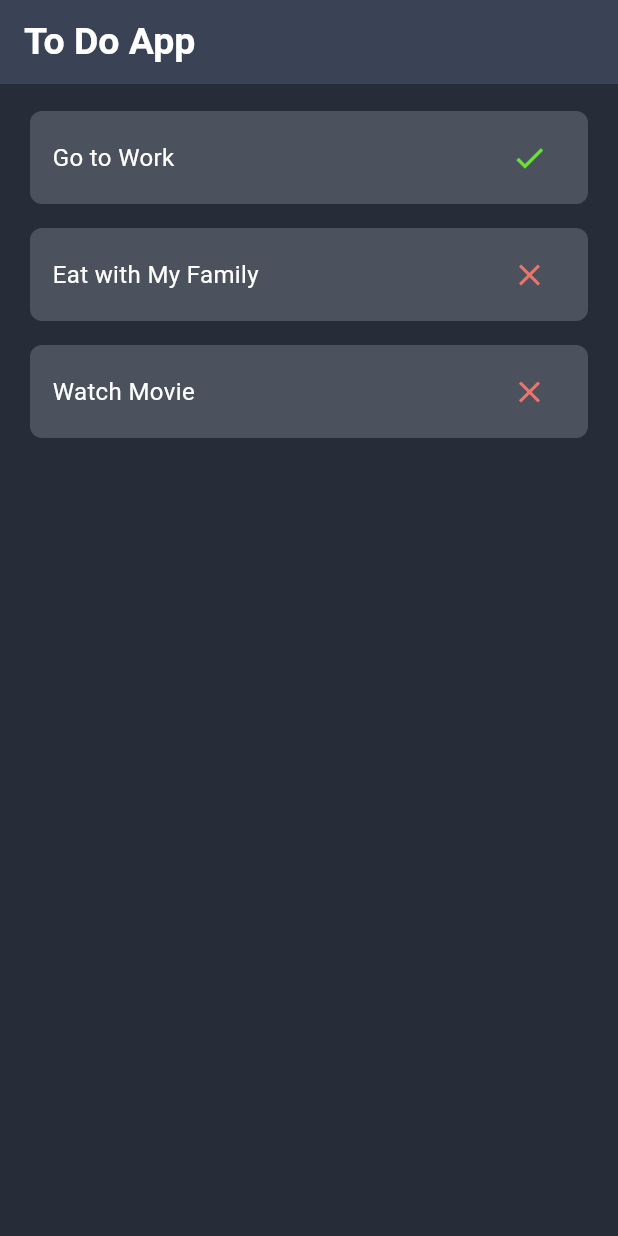
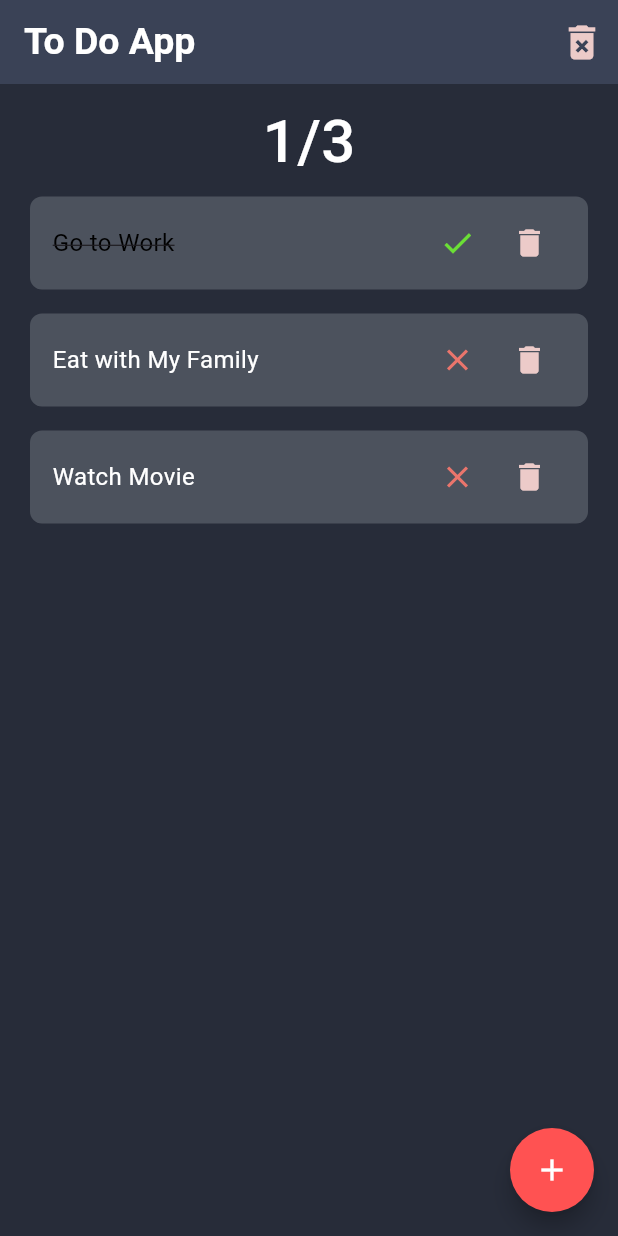
Before and after one commit to HadeerMo/ToDoList, a Flutter app: the screen it shows after launch, on a phone screen of 412 x 824 dp. Run offline on Flutter 3.47's test engine with Material 3 defaults, Android fonts, the phone set to English and light mode, and no system bars; Roboto replaces fonts that are missing (transactionAmount).

Commit message:
complete tasks

```diff
--- a/lib/main.dart
+++ b/lib/main.dart
@@ -1,6 +1,5 @@
 import 'package:flutter/material.dart';
 import 'package:to_do_app/views/home_page.dart';
-
 void main() {
   runApp(const ToDoApp());
 }
--- a/lib/views/home_page.dart
+++ b/lib/views/home_page.dart
@@ -1,32 +1,95 @@
 import 'package:flutter/material.dart';
+import 'package:to_do_app/helper/custom_dialog.dart';
+import 'package:to_do_app/models/task.dart';
+import 'package:to_do_app/views/widgets/custom_appbar_icon.dart';
 import 'package:to_do_app/views/widgets/home_view_body.dart';
 
-class HomePage extends StatelessWidget {
+class HomePage extends StatefulWidget {
   const HomePage({super.key});
 
   @override
+  State<HomePage> createState() => _HomePageState();
+}
+
+class _HomePageState extends State<HomePage> {
+  String value = '';
+  List<Task> allTasks = [
+    Task(content: "Go to Work", status: true),
+    Task(content: "Eat with My Family", status: false),
+    Task(content: "Watch Movie", status: false),
+  ];
+
+  final myController = TextEditingController();
+  @override
   Widget build(BuildContext context) {
+    double widthOfScreen = MediaQuery.of(context).size.width;
+    double hightOfScreen = MediaQuery.of(context).size.height;
     return SafeArea(
       child: Scaffold(
         backgroundColor: const Color(0xff272c39),
         appBar: AppBar(
+          actions: [
+            CustomAppBarIcon(
+              onPressed: () {
+                allTasks.clear();
+                setState(() {});
+              },
+            ),
+          ],
           backgroundColor: const Color.fromRGBO(58, 66, 86, 1),
-          elevation: 0,
           title: const Text(
             'To Do App',
             style: TextStyle(
               color: Colors.white,
-              fontWeight: FontWeight.w600,
+              fontWeight: FontWeight.w700,
               fontSize: 25,
-              fontFamily: AutofillHints.transactionAmount
             ),
           ),
         ),
-        body: const Padding(
-          padding: EdgeInsets.symmetric(horizontal: 20,vertical: 10),
-          child: HomePageBody(),
+        body: Padding(
+          padding: const EdgeInsets.symmetric(horizontal: 20, vertical: 10),
+          child: HomePageBody(
+            allTasks: allTasks,
+          ),
         ),
+        floatingActionButton: FloatingActionButton(
+            onPressed: () {
+              // showCustomBottomSheet(
+              //   controller: myController,
+              //   context,
+              //   hightOfScreen,
+              //   widthOfScreen,
+              //   onPressed: () {
+              //     addToList(myController.text);
+              //   },
+              // );
+
+              customDialog(
+                context,
+                hightOfScreen,
+                widthOfScreen,
+                controller: myController,
+                onPressed: () {
+                  addToList(myController.text);
+                },
+              );
+            },
+            shape: const CircleBorder(),
+            backgroundColor: Colors.redAccent,
+            child: const Icon(
+              Icons.add,
+              color: Colors.white,
+            )),
       ),
     );
   }
+
+  void addToList(String value) {
+    allTasks.add(
+      Task(content: value, status: false),
+    );
+    setState(() {});
+    Navigator.pop(context);
+    myController.text = '';
+  }
 }
--- /dev/null
+++ b/lib/views/widgets/custom_appbar_icon.dart
@@ -0,0 +1,22 @@
+import 'package:flutter/material.dart';
+
+class CustomAppBarIcon extends StatelessWidget {
+  const CustomAppBarIcon({
+    super.key,
+    this.onPressed,
+  });
+  final void Function()? onPressed;
+  @override
+  Widget build(BuildContext context) {
+    return IconButton(
+      onPressed: onPressed,
+      icon: const Icon(Icons.delete_forever),
+      style: const ButtonStyle(
+        iconColor: WidgetStatePropertyAll(
+          Color.fromARGB(255, 236, 203, 201),
+        ),
+        iconSize: WidgetStatePropertyAll(30),
+      ),
+    );
+  }
+}
--- a/lib/views/widgets/home_view_body.dart
+++ b/lib/views/widgets/home_view_body.dart
@@ -1,36 +1,62 @@
 import 'package:flutter/material.dart';
 import 'package:to_do_app/models/task.dart';
+import 'package:to_do_app/views/widgets/tasks_counter.dart';
 import 'package:to_do_app/views/widgets/to_do_item.dart';
 
-List<Task> allTasks = [
-  Task(content: "Go to Work", status: true),
-  Task(content: "Eat with My Family", status: false),
-  Task(content: "Watch Movie", status: false),
-];
-
-class HomePageBody extends StatelessWidget {
-  const HomePageBody({super.key});
+class HomePageBody extends StatefulWidget {
+  const HomePageBody({super.key, required this.allTasks});
+  final List<Task> allTasks;
 
   @override
+  State<HomePageBody> createState() => _HomePageBodyState();
+}
+
+class _HomePageBodyState extends State<HomePageBody> {
+  @override
   Widget build(BuildContext context) {
-    return ListView(
+    int numOfTasks = widget.allTasks.length;
+    int numOfCompletedTasks =
+        widget.allTasks.where((n) => n.status == true).toList().length;
+
+    // return
+    // ListView(
+    //   children: [
+    //     TasksCounter(
+    //         numOfCompletedTasks: numOfCompletedTasks, numOfTasks: numOfTasks),
+    //     ...allTasks.map(
+    //       (item) => ToDoItem(
+
+    //         text: item.content,
+    //         status: item.status,
+    //       ),
+    //     ),
+    //   ],
+    // );
+    return Column(
       children: [
-        ...allTasks.map(
-          (item) => ToDoItem(
-            text: item.content,
-            status: item.status,
-          ),
+        TasksCounter(
+            numOfCompletedTasks: numOfCompletedTasks, numOfTasks: numOfTasks),
+        Expanded(
+          child: ListView.builder(
+              physics: const BouncingScrollPhysics(),
+              itemCount: widget.allTasks.length,
+              itemBuilder: (context, index) {
+                return ToDoItem(
+                  onPressedStatus: () {
+                    widget.allTasks[index].status =
+                        !widget.allTasks[index].status;
+                    setState(() {});
+                  },
+                  onPressedDelete: () {
+                    widget.allTasks.removeAt(index);
+                    setState(() {});
+                  },
+                  text: widget.allTasks[index].content,
+                  status: widget.allTasks[index].status,
+                );
+              }),
         ),
       ],
     );
-//     return ListView.builder(
-//         itemCount: 10,
-//         itemBuilder: (context, index) {
-//           return const ToDoItem(
-//             text: 'Publish Vedio',
-//             icon: Icons.close,
-//             iconColor: Color.fromARGB(255, 235, 117, 108),
-//           );
-//         });
   }
 }
--- /dev/null
+++ b/lib/views/widgets/tasks_counter.dart
@@ -0,0 +1,26 @@
+import 'package:flutter/material.dart';
+
+class TasksCounter extends StatelessWidget {
+  const TasksCounter({
+    super.key,
+    required this.numOfCompletedTasks,
+    required this.numOfTasks,
+  });
+
+  final int numOfCompletedTasks;
+  final int numOfTasks;
+
+  @override
+  Widget build(BuildContext context) {
+    return Center(
+        child: Text(
+      '$numOfCompletedTasks/$numOfTasks',
+      style: TextStyle(
+        fontSize: 40,
+        color:
+            (numOfCompletedTasks == numOfTasks && numOfTasks!=0) ? Colors.green : Colors.white,
+        fontWeight: FontWeight.w500,
+      ),
+    ));
+  }
+}
--- a/lib/views/widgets/to_do_item.dart
+++ b/lib/views/widgets/to_do_item.dart
@@ -5,17 +5,20 @@ class ToDoItem extends StatelessWidget {
     super.key,
     required this.text,
     required this.status,
+    this.onPressedStatus, this.onPressedDelete,
     // required this.icon,
     // required this.iconColor,
   });
   final String text;
   final bool status;
+  final void Function()? onPressedStatus;
+  final void Function()? onPressedDelete;
   // final IconData icon;
   // final Color iconColor;
   @override
   Widget build(BuildContext context) {
     return GestureDetector(
-      onTap: () {},
+      // onTap: onTap,
       child: Container(
         width: double.infinity,
         margin: const EdgeInsets.symmetric(vertical: 8),
@@ -29,19 +32,52 @@ class ToDoItem extends StatelessWidget {
           children: [
             Text(
               text,
-              style: const TextStyle(color: Colors.white, fontSize: 16),
+              style: customTextStyle(),
             ),
-            IconButton(
-                onPressed: () {},
-                icon: Icon(
-                  status ? Icons.check : Icons.close,
+            Row(
+              children: [
+                CustomIcon(
+                  onPressed: onPressedStatus,
+                  icon: status ? Icons.check : Icons.close,
                   color: status
                       ? const Color.fromARGB(255, 107, 224, 53)
                       : const Color.fromARGB(255, 235, 117, 108),
-                ))
+                ),
+                CustomIcon(
+                  onPressed: onPressedDelete,
+                  icon: Icons.delete,
+                  color: const Color.fromARGB(255, 236, 203, 201),
+                ),
+              ],
+            ),
           ],
         ),
       ),
     );
   }
+
+  TextStyle customTextStyle() => TextStyle(color: status? Colors.black: Colors.white, fontSize: 16,decoration: status?TextDecoration.lineThrough: TextDecoration.none );
 }
+
+class CustomIcon extends StatelessWidget {
+  const CustomIcon({
+    super.key,
+    required this.onPressed,
+    required this.color,
+    required this.icon,
+  });
+
+  final void Function()? onPressed;
+  final Color color;
+  final IconData icon;
+  @override
+  Widget build(BuildContext context) {
+    return IconButton(
+      onPressed: onPressed,
+      icon: Icon(
+        icon,
+        color: color,
+      ),
+    );
+  }
+}
```
Also changed, not shown: lib/helper/custom_borders.dart (added, +10 -0 lines), lib/helper/custom_bottom_sheet.dart (added, +39 -0 lines), lib/helper/custom_dialog.dart (added, +45 -0 lines), lib/views/widgets/custom_btn.dart (added, +31 -0 lines), lib/views/widgets/custom_input.dart (added, +30 -0 lines), pubspec.yaml (+4 -12 lines), pubspec.lock.
